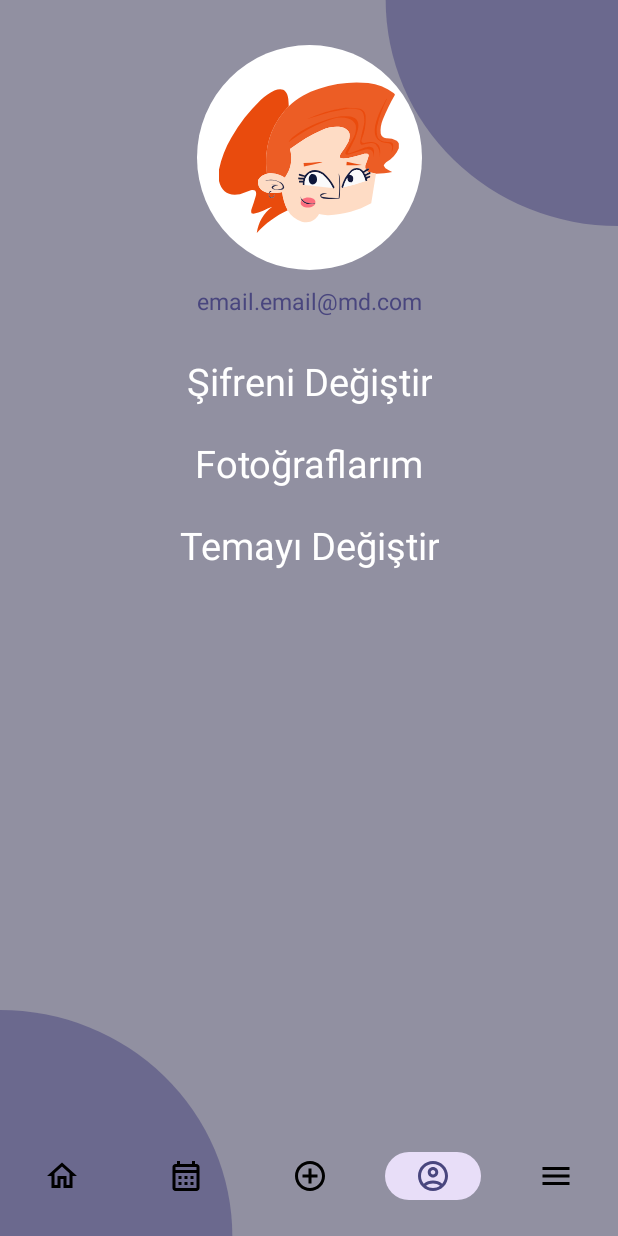
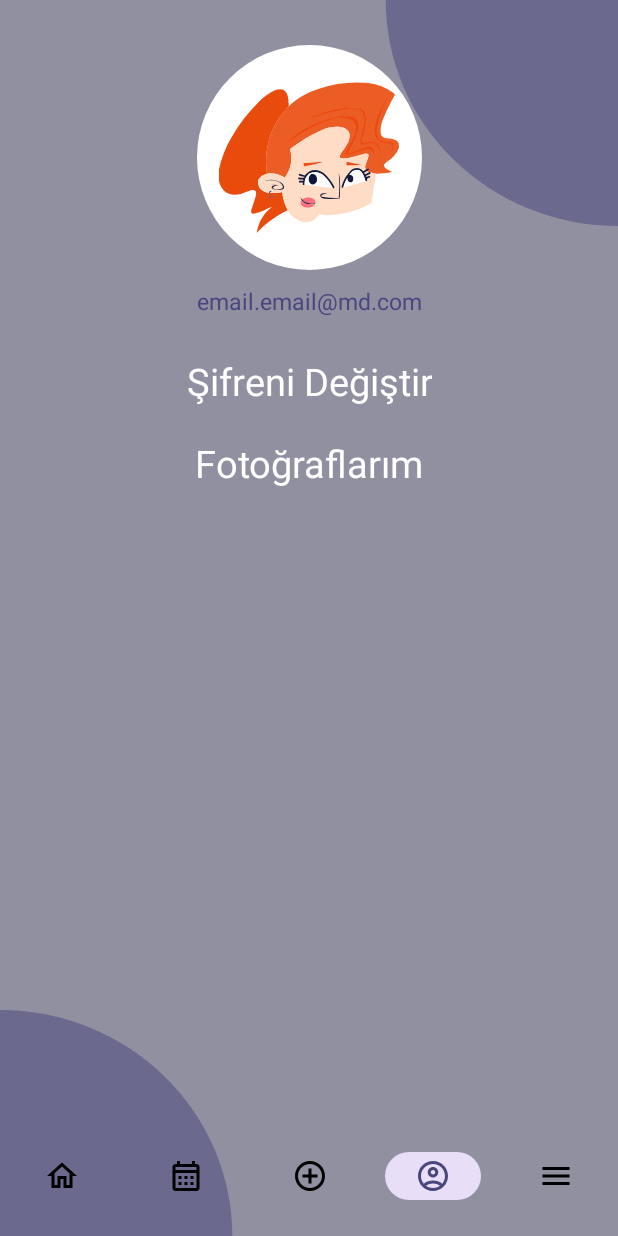
Before and after one commit to dlrdmrcn/MyDiary, an Android app: the ProfileFragment screen opened through its navigation route, on a phone screen of 412 x 824 dp. Run offline under Robolectric (Android 15) with nearby library versions, the phone set to English and light mode, and no system bars; our stand-ins replace Dagger/Hilt's generated code, Firebase (no records; nobody signed in at launch, a user with empty details on screens opened directly), navigation-ui; Roboto replaces fonts that are not available here.

```diff
--- a/app/src/main/java/com/dilara/mydiary/view/DiaryDetailsFragment.kt
+++ b/app/src/main/java/com/dilara/mydiary/view/DiaryDetailsFragment.kt
@@ -4,15 +4,15 @@ import android.os.Bundle
 import android.view.LayoutInflater
 import android.view.View
 import android.view.ViewGroup
-import androidx.fragment.app.Fragment
 import androidx.navigation.Navigation
 import androidx.navigation.fragment.navArgs
 import com.dilara.mydiary.EMOJI
 import com.dilara.mydiary.R
+import com.dilara.mydiary.base.BaseFragment
 import com.dilara.mydiary.databinding.FragmentDiaryDetailsBinding
 import com.squareup.picasso.Picasso
 
-class DiaryDetailsFragment : Fragment() {
+class DiaryDetailsFragment : BaseFragment() {
     private var binding: FragmentDiaryDetailsBinding? = null
 
     override fun onCreateView(
--- a/app/src/main/java/com/dilara/mydiary/view/ProfileFragment.kt
+++ b/app/src/main/java/com/dilara/mydiary/view/ProfileFragment.kt
@@ -10,9 +10,6 @@ import com.dilara.mydiary.databinding.FragmentProfileBinding
 
 class ProfileFragment : BaseFragment() {
     private var binding: FragmentProfileBinding? = null
-    override fun onCreate(savedInstanceState: Bundle?) {
-        super.onCreate(savedInstanceState)
-    }
 
     override fun onCreateView(
         inflater: LayoutInflater, container: ViewGroup?, savedInstanceState: Bundle?
@@ -33,9 +30,5 @@ class ProfileFragment : BaseFragment() {
             Navigation.findNavController(it).navigate(action)
 
         }
-        binding?.changeTheme?.setOnClickListener {
-            val action = ProfileFragmentDirections.actionProfileFragmentToThemeFragment()
-            Navigation.findNavController(it).navigate(action)
-        }
     }
 }
--- a/app/src/main/res/drawable/home_item_recycler_background.xml
+++ b/app/src/main/res/drawable/home_item_recycler_background.xml
@@ -2,5 +2,5 @@
 <shape xmlns:android="http://schemas.android.com/apk/res/android"
     android:shape="rectangle" >
     <corners android:radius="5dp" />
-    <solid android:color="#353A48" />
+    <solid android:color="@color/home_fragment_item_background" />
 </shape>
--- a/app/src/main/res/layout/fragment_profile.xml
+++ b/app/src/main/res/layout/fragment_profile.xml
@@ -69,15 +69,4 @@
         app:layout_constraintTop_toBottomOf="@id/change_password"
         android:layout_marginTop="20dp"/>
 
-    <TextView
-        android:id="@+id/change_theme"
-        style="@style/profileTextStyle"
-        android:layout_width="wrap_content"
-        android:layout_height="wrap_content"
-        android:text="@string/change_theme"
-        app:layout_constraintStart_toStartOf="parent"
-        app:layout_constraintEnd_toEndOf="parent"
-        app:layout_constraintTop_toBottomOf="@id/my_photos"
-        android:layout_marginTop="20dp"/>
-
 </androidx.constraintlayout.widget.ConstraintLayout>
--- a/app/src/main/res/navigation/home_navigation.xml
+++ b/app/src/main/res/navigation/home_navigation.xml
@@ -67,9 +67,6 @@
         <action
             android:id="@+id/action_profileFragment_to_changePasswordFragment"
             app:destination="@id/changePasswordFragment" />
-        <action
-            android:id="@+id/action_profileFragment_to_themeFragment"
-            app:destination="@id/themeFragment" />
     </fragment>
     <fragment
         android:id="@+id/photosFragment"
@@ -182,11 +179,6 @@
         android:label="fragment_change_password"
         tools:layout="@layout/fragment_change_password" />
     <fragment
-        android:id="@+id/themeFragment"
-        android:name="com.dilara.mydiary.view.ThemeFragment"
-        android:label="fragment_theme"
-        tools:layout="@layout/fragment_theme" />
-    <fragment
         android:id="@+id/otherFragment"
         android:name="com.dilara.mydiary.view.OtherFragment"
         android:label="fragment_other"
```
Also changed, not shown: app/src/main/java/com/dilara/mydiary/view/ThemeFragment.kt (deleted, +0 -23 lines), app/src/main/res/layout/fragment_theme.xml (deleted, +0 -9 lines), app/src/main/res/layout/nav_header.xml (deleted, +0 -19 lines).
